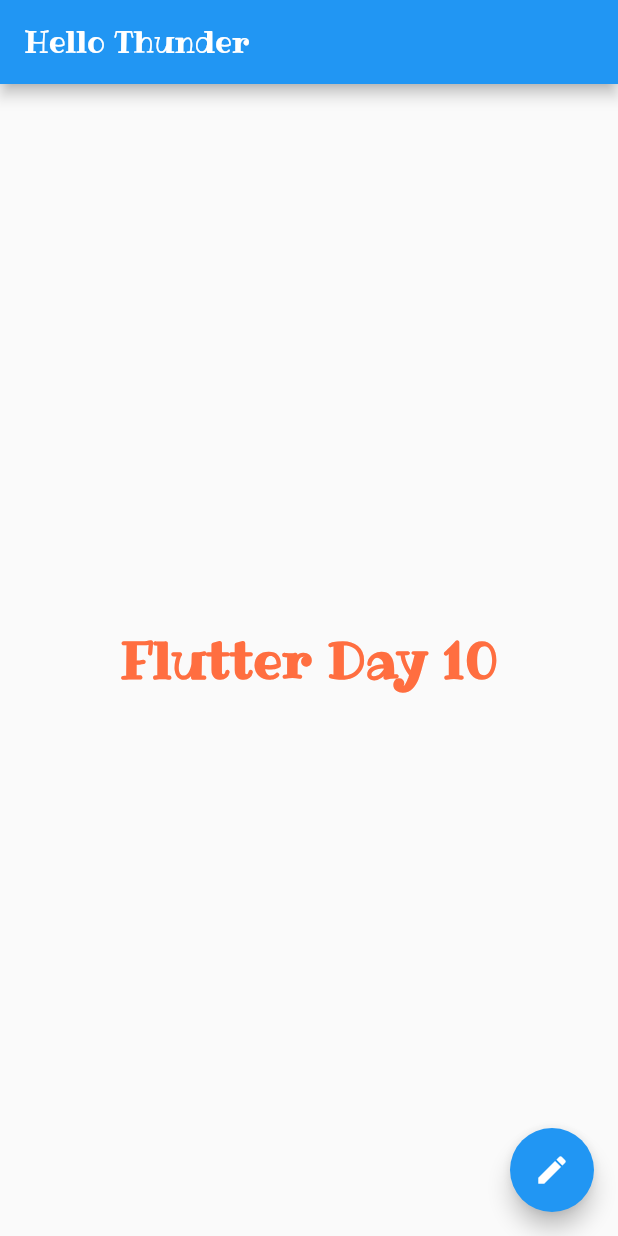
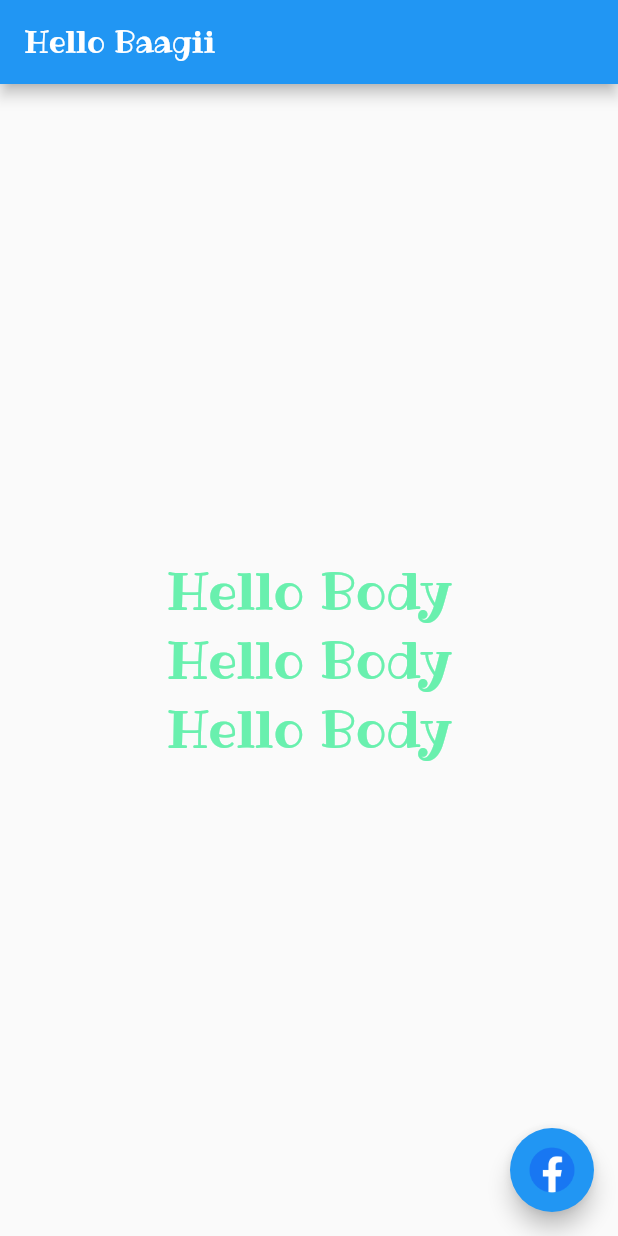
Before and after one commit to BaagECoder/flutter_summer-_course_thunder, a Flutter app: the screen it shows after launch, on a phone screen of 412 x 824 dp. Run offline on Flutter 3.47's test engine with Material 2 defaults, Android fonts, the light colour scheme and no system bars.

Commit message:
Flutter Stateless Widget

```diff
--- a/day_10_flutter/lib/main.dart
+++ b/day_10_flutter/lib/main.dart
@@ -1,39 +1,52 @@
 import 'package:flutter/material.dart';
 
 void main() {
-  runApp(const MaterialApp());
-  final Text text = Text(
-    "Flutter Day 10",
-    style: TextStyle(
-      fontSize: 34,
-      color: Colors.deepOrangeAccent,
-      fontWeight: FontWeight.bold,
-    ),
-  );
+  final MySuperApp myApp = MySuperApp();
+  runApp(myApp);
+}
 
-  final Container container = Container(
-    child: Center(
-      child: text,
-    ),
-  );
+// Stateless Widget
+class MySuperApp extends StatelessWidget {
+  @override
+  Widget build(BuildContext context) {
+    return MaterialApp(
+        theme: ThemeData(fontFamily: "Ribeye"),
+        home: Scaffold(
+          appBar: AppBar(
+            title: Text("Hello Baagii"),
+          ),
+          body: Container(
+            child: Center(
+              child: Column(
 
-  final Scaffold myScaffold = Scaffold(
-    body: container,
-    appBar: AppBar(
-      title: Text("Hello Thunder"),
-    ),
-    floatingActionButton: FloatingActionButton(
-      onPressed: () {},
-      child: Icon(Icons.edit),
-    ),
-  );
+                mainAxisAlignment: MainAxisAlignment.center,
+                children: [
+                  Text(
+                  "Hello Body",
+                  style: TextStyle(color: Colors.greenAccent, fontSize: 34),
+                ),
+                  Text(
+                    "Hello Body",
+                    style: TextStyle(color: Colors.greenAccent, fontSize: 34),
+                  ),
+                  Text(
+                    "Hello Body",
+                    style: TextStyle(color: Colors.greenAccent, fontSize: 34),
+                  ),
+                ],
 
-  final MaterialApp app = MaterialApp(
-    theme: ThemeData(fontFamily: "Ribeye"),
-    home: myScaffold,
-  );
-  runApp(app);
+              ),
+            ),
+          ),
+          floatingActionButton: FloatingActionButton(
+            onPressed: printMe ,
+            child: Image.asset("assets/images/Facebook.png", scale:2 ,
+           ),
 
-  // Stateless Widget
-
+          ),
+        ));
+  }
 }
+void printMe(){
+  print("Hello me");
+}
--- a/day_10_flutter/pubspec.yaml
+++ b/day_10_flutter/pubspec.yaml
@@ -59,8 +59,8 @@
   uses-material-design: true
 
   # To add assets to your application, add an assets section, like this:
-  # assets:
-  #   - images/a_dot_burr.jpeg
+  assets:
+    - assets/images/
   #   - images/a_dot_ham.jpeg
 
   # An image asset can refer to one or more resolution-specific "variants", see
```
Also changed, not shown: day_10_flutter/assets/images/Facebook.png (added).
